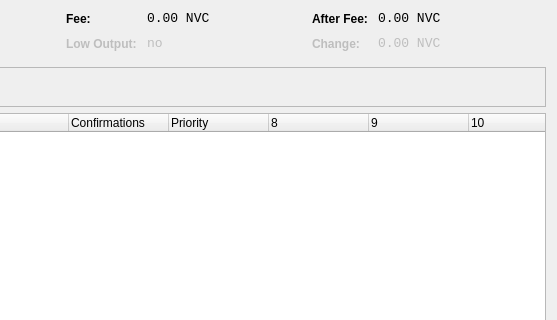
Above: src/qt/forms/coincontroldialog.ui from mcastillo0724/novacoin before the change; both pictures show x 443 to 1000 and y 0 to 320 of the 1000 by 500 pixel window. Below: the same form after it.
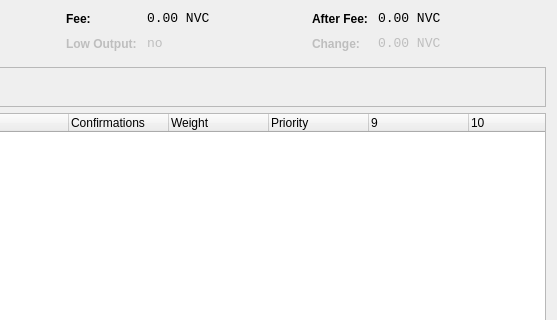
That is the form after the change. Custom widgets are drawn as their Qt base class.

Commit message: Add input weight to coin control interface

What changed in the file:
```diff
--- a/src/qt/forms/coincontroldialog.ui
+++ b/src/qt/forms/coincontroldialog.ui
@@ -492,6 +492,11 @@
        <string>Confirmed</string>
       </property>
      </column>
+     <column>
+      <property name="text">
+       <string>Weight</string>
+      </property>
+     </column>
      <column>
       <property name="text">
        <string>Priority</string>
```
Left out of the diff: 2 changed lines with no effect on the pictures. The commit also changes 7 other files.
